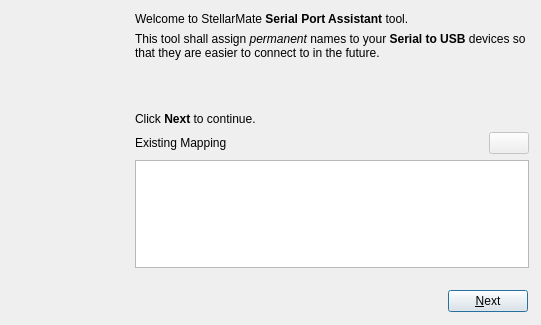
KDE/kstars, file kstars/ekos/auxiliary/serialportassistant.ui: the form before one commit.
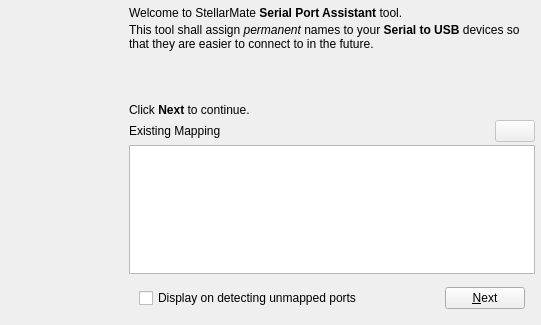
The form after the commit. Icons and pictures are not drawn.

Commit message: MOre progress on serial port assistant

Patch:
```diff
--- a/kstars/ekos/auxiliary/serialportassistant.ui
+++ b/kstars/ekos/auxiliary/serialportassistant.ui
@@ -50,6 +50,9 @@
    </item>
    <item>
     <layout class="QVBoxLayout" name="verticalLayout">
+     <property name="spacing">
+      <number>3</number>
+     </property>
      <item>
       <widget class="QStackedWidget" name="serialPortWizard">
        <property name="currentIndex">
@@ -57,6 +60,21 @@
        </property>
        <widget class="QWidget" name="introPage">
         <layout class="QVBoxLayout" name="verticalLayout_2">
+         <property name="spacing">
+          <number>3</number>
+         </property>
+         <property name="leftMargin">
+          <number>3</number>
+         </property>
+         <property name="topMargin">
+          <number>3</number>
+         </property>
+         <property name="rightMargin">
+          <number>3</number>
+         </property>
+         <property name="bottomMargin">
+          <number>3</number>
+         </property>
          <item>
           <widget class="QLabel" name="label">
            <property name="text">
@@ -140,6 +158,61 @@
            </attribute>
           </widget>
          </item>
+         <item>
+          <layout class="QHBoxLayout">
+           <property name="spacing">
+            <number>3</number>
+           </property>
+           <property name="leftMargin">
+            <number>10</number>
+           </property>
+           <property name="topMargin">
+            <number>10</number>
+           </property>
+           <property name="rightMargin">
+            <number>10</number>
+           </property>
+           <property name="bottomMargin">
+            <number>10</number>
+           </property>
+           <item>
+            <widget class="QCheckBox" name="displayOnStartupC">
+             <property name="text">
+              <string>Display on detecting unmapped ports</string>
+             </property>
+            </widget>
+           </item>
+           <item>
+            <spacer>
+             <property name="orientation">
+              <enum>Qt::Horizontal</enum>
+             </property>
+             <property name="sizeType">
+              <enum>QSizePolicy::Expanding</enum>
+             </property>
+             <property name="sizeHint" stdset="0">
+              <size>
+               <width>56</width>
+               <height>11</height>
+              </size>
+             </property>
+            </spacer>
+           </item>
+           <item>
+            <widget class="QPushButton" name="nextB">
+             <property name="text">
+              <string>&amp;Next</string>
+             </property>
+             <property name="autoDefault">
+              <bool>true</bool>
+             </property>
+             <property name="default">
+              <bool>true</bool>
+             </property>
+            </widget>
+           </item>
+          </layout>
+         </item>
         </layout>
        </widget>
        <widget class="QWidget" name="finalPage">
@@ -195,54 +268,6 @@
        </widget>
       </widget>
      </item>
-     <item>
-      <layout class="QHBoxLayout">
-       <property name="spacing">
-        <number>6</number>
-       </property>
-       <property name="leftMargin">
-        <number>10</number>
-       </property>
-       <property name="topMargin">
-        <number>10</number>
-       </property>
-       <property name="rightMargin">
-        <number>10</number>
-       </property>
-       <property name="bottomMargin">
-        <number>10</number>
-       </property>
-       <item>
-        <spacer>
-         <property name="orientation">
-          <enum>Qt::Horizontal</enum>
-         </property>
-         <property name="sizeType">
-          <enum>QSizePolicy::Expanding</enum>
-         </property>
-         <property name="sizeHint" stdset="0">
-          <size>
-           <width>56</width>
-           <height>11</height>
-          </size>
-         </property>
-        </spacer>
-       </item>
-       <item>
-        <widget class="QPushButton" name="nextB">
-         <property name="text">
-          <string>&amp;Next</string>
-         </property>
-         <property name="autoDefault">
-          <bool>true</bool>
-         </property>
-         <property name="default">
-          <bool>true</bool>
-         </property>
-        </widget>
-       </item>
-      </layout>
-     </item>
     </layout>
    </item>
   </layout>
```
Left out of the diff: 3 changed lines with no effect on the pictures. The commit also changes 2 other files.
